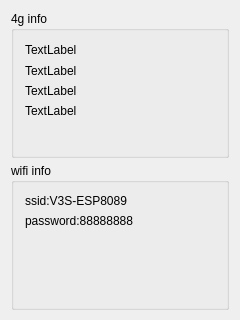
The window that demo-router/widget.ui (ld3003/v3ssdk-app) describes before a commit, drawn with Qt 5.
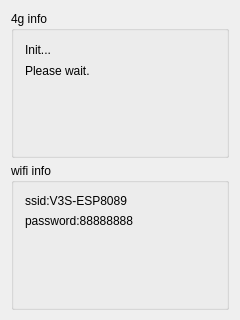
The same window after the commit.

```diff
--- a/demo-router/widget.ui
+++ b/demo-router/widget.ui
@@ -63,7 +63,7 @@
                    </size>
                   </property>
                   <property name="text">
-                   <string>TextLabel</string>
+                   <string>Init...</string>
                   </property>
                  </widget>
                 </item>
@@ -76,7 +76,7 @@
                    </size>
                   </property>
                   <property name="text">
-                   <string>TextLabel</string>
+                   <string>Please wait.</string>
                   </property>
                  </widget>
                 </item>
@@ -109,7 +109,7 @@
             <item>
              <widget class="QLabel" name="labelonlinecops">
               <property name="text">
-               <string>TextLabel</string>
+               <string/>
               </property>
              </widget>
             </item>
@@ -118,7 +118,7 @@
           <item>
            <widget class="QLabel" name="labelband">
             <property name="text">
-             <string>TextLabel</string>
+             <string/>
             </property>
            </widget>
           </item>
```
